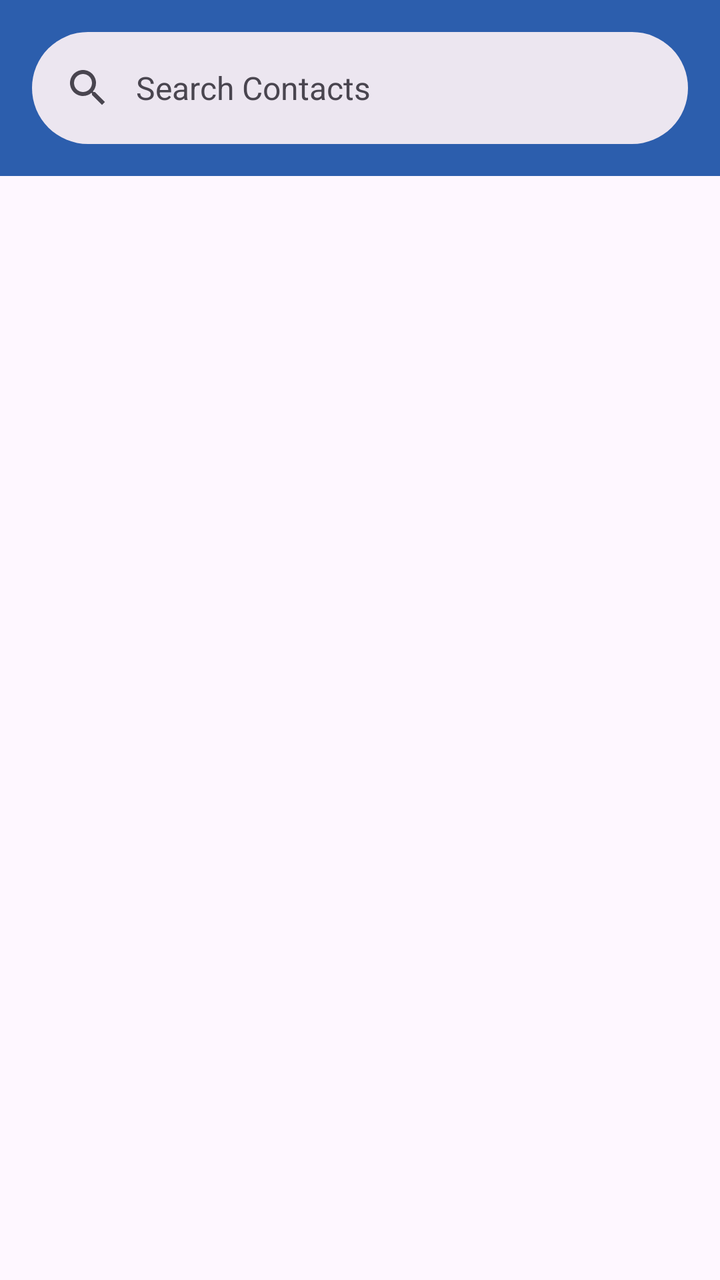
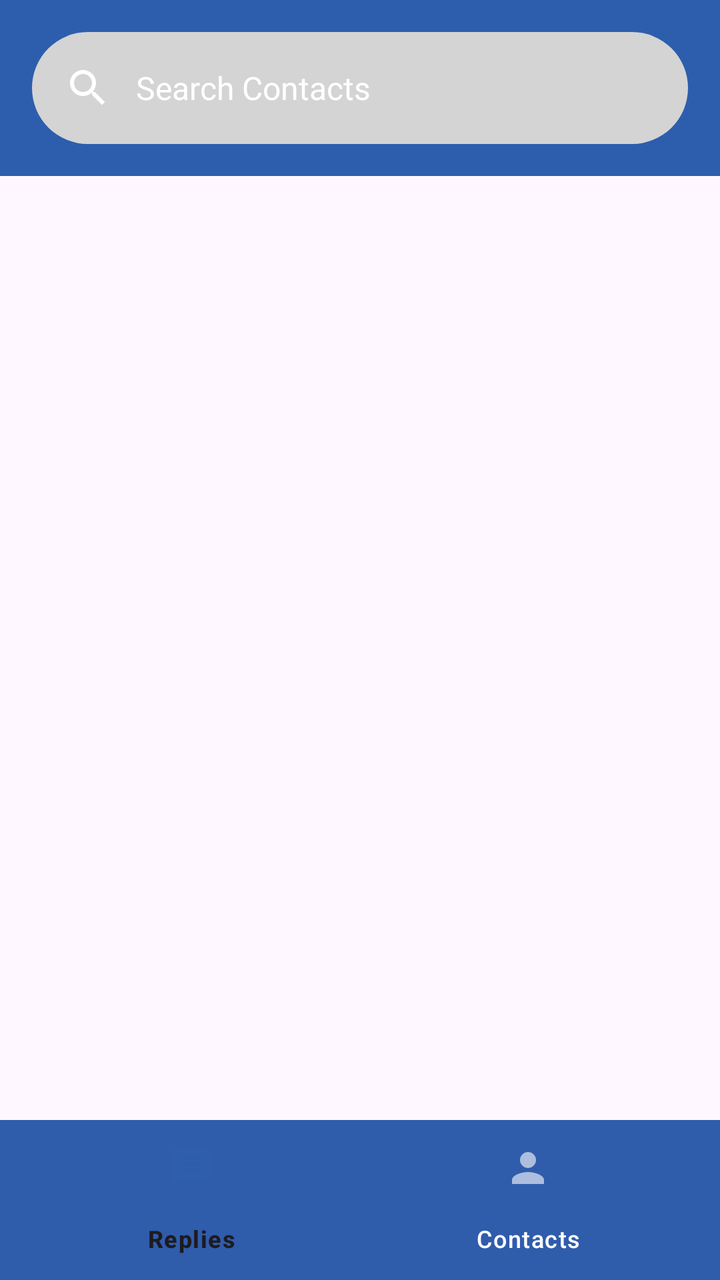

Before-and-after screenshots of an Android layout around one commit, followed by the original layout XML and the change that was made.
<!-- AndroidManifest.xml: application theme Theme.CallSwitch -->
<!-- res/layout/fragment_contacts.xml -->
<?xml version="1.0" encoding="utf-8"?>
<androidx.coordinatorlayout.widget.CoordinatorLayout xmlns:android="http://schemas.android.com/apk/res/android"
    xmlns:app="http://schemas.android.com/apk/res-auto"
    xmlns:tools="http://schemas.android.com/tools"
    android:id="@+id/main_fragment"
    android:layout_width="match_parent"
    android:layout_height="match_parent"
    tools:context=".RepliesActivity">

    <include layout="@layout/component_contacts_app_bar"/>

    <RelativeLayout

        android:layout_width="match_parent"
        app:layout_behavior="@string/appbar_scrolling_view_behavior"
        android:layout_height="match_parent">

        <androidx.recyclerview.widget.RecyclerView
            android:layout_above="@id/bottom_nav_view"
            android:id="@+id/contacts_recycler_view"
            android:paddingTop="16dp"
            android:layout_marginHorizontal="8dp"
            android:clipToPadding="false"
            android:layout_width="match_parent"
            android:layout_height="match_parent" />

        <include layout="@layout/component_bottom_nav_bar"
            android:id="@+id/bottom_nav_view"/>

    </RelativeLayout>

    <com.google.android.material.search.SearchView
        android:id="@+id/contact_search_view"
        android:layout_width="match_parent"
        android:layout_height="match_parent"
        app:layout_anchor="@id/contact_search_bar"
        android:hint="@string/search_contacts">
        <androidx.recyclerview.widget.RecyclerView
            android:layout_marginHorizontal="8dp"
            android:fitsSystemWindows="true"
            android:clipToPadding="false"
            android:id="@+id/contact_search_results"
            android:layout_width="match_parent"
            android:layout_height="match_parent"/>
    </com.google.android.material.search.SearchView>
</androidx.coordinatorlayout.widget.CoordinatorLayout>
<!-- res/layout/component_contacts_app_bar.xml (included above) -->
<?xml version="1.0" encoding="utf-8"?>
<com.google.android.material.appbar.AppBarLayout xmlns:android="http://schemas.android.com/apk/res/android"
    xmlns:app="http://schemas.android.com/apk/res-auto"
    android:id="@+id/toolbar_main"
    android:layout_width="match_parent"
    android:layout_height="wrap_content"
    android:fitsSystemWindows="true"
    app:liftOnScrollColor="@color/blue"
    app:liftOnScroll="true">







    <com.google.android.material.search.SearchBar
        android:id="@+id/contact_search_bar"
        android:layout_width="match_parent"
        android:layout_height="match_parent"
        android:hint="@string/search_contacts" />
</com.google.android.material.appbar.AppBarLayout>
<!-- res/layout/component_bottom_nav_bar.xml (included above) -->
<?xml version="1.0" encoding="utf-8"?>
<com.google.android.material.bottomnavigation.BottomNavigationView xmlns:android="http://schemas.android.com/apk/res/android"
    android:layout_width="match_parent"
    android:layout_height="wrap_content"
    android:fitsSystemWindows="true"
    android:id="@+id/bottom_nav_view"
    android:layout_alignParentBottom="true"
    xmlns:app="http://schemas.android.com/apk/res-auto"
    app:menu="@menu/bottom_navigation_menu" />
<!-- resources referenced by this layout -->
<resources>
  <color name="blue">#2C5EAD</color>
  <string name="search_contacts">Search Contacts</string>
  <style name="Theme.CallSwitch" parent="Base.Theme.CallSwitch" />
  <style name="Base.Theme.CallSwitch" parent="Theme.Material3.DayNight.NoActionBar">
          
          
          <item name="colorSurface">@color/blue</item>
          <item name="toolbarStyle">@style/Widget.App.Toolbar</item>
          <item name="bottomNavigationStyle">@style/Widget.App.BottomNavigationView</item>
      </style>
  <style name="Widget.App.Toolbar" parent="Widget.Material3.Toolbar">
          <item name="materialThemeOverlay">@style/ThemeOverlay.App.Toolbar</item>
      </style>
  <style name="Widget.App.BottomNavigationView" parent="Widget.Material3.BottomNavigationView">
          <item name="materialThemeOverlay">@style/ThemeOverlay.App.BottomNavigationView</item>
      </style>
  <style name="ThemeOverlay.App.Toolbar" parent="">
          <item name="colorSurface">@color/blue</item>
          <item name="colorOnSurface">@color/blue</item>
          <item name="colorSurfaceContainer">@color/blue</item>
          <item name="colorOnSurfaceVariant">@color/white</item>
          <item name="titleTextColor">@color/white</item>
          <item name="iconTint">@color/white</item>
          <item name="textAppearanceTitleLarge">@style/TextAppearance.App.TitleLarge</item>
          <item name="textAppearanceTitleMedium">@style/TextAppearance.App.TitleMedium</item>
      </style>
  <style name="ThemeOverlay.App.BottomNavigationView" parent="">
          
          <item name="colorOnSurfaceVariant">@color/white</item>
          
          <item name="colorSurfaceContainer">@color/blue</item>
          
          <item name="colorSecondary">@color/blue</item>
          
          <item name="colorSecondaryContainer">@color/white</item>
          
          <item name="colorOnSecondaryContainer">@color/blue</item>
      </style>
  <color name="white">#FFFFFFFF</color>
  <style name="TextAppearance.App.TitleLarge" parent="TextAppearance.Material3.TitleLarge">
  
  
      </style>
  <style name="TextAppearance.App.TitleMedium" parent="TextAppearance.Material3.TitleMedium">
  
  
      </style>
</resources>

<!-- the commit's change to res/layout/fragment_contacts.xml (unified diff, before → after) -->
@@ -7,27 +7,32 @@
     android:layout_height="match_parent"
     tools:context=".RepliesActivity">
 
-    <include layout="@layout/component_contacts_app_bar"/>
+
 
     <RelativeLayout
-
+        android:id="@+id/relative_layout"
+        app:layout_behavior="@string/searchbar_scrolling_view_behavior"
         android:layout_width="match_parent"
-        app:layout_behavior="@string/appbar_scrolling_view_behavior"
         android:layout_height="match_parent">
 
         <androidx.recyclerview.widget.RecyclerView
-            android:layout_above="@id/bottom_nav_view"
             android:id="@+id/contacts_recycler_view"
-            android:paddingTop="16dp"
+            android:paddingTop="120dp"
             android:layout_marginHorizontal="8dp"
             android:clipToPadding="false"
             android:layout_width="match_parent"
             android:layout_height="match_parent" />
 
-        <include layout="@layout/component_bottom_nav_bar"
-            android:id="@+id/bottom_nav_view"/>
+    </RelativeLayout>
 
-    </RelativeLayout>
+    <include layout="@layout/component_bottom_nav_bar"
+        android:id="@+id/bottom_nav_view"
+        android:layout_width="match_parent"
+        android:layout_height="wrap_content"
+        android:layout_gravity="bottom"/>
+
+    <include layout="@layout/component_contacts_app_bar"/>
+
 
     <com.google.android.material.search.SearchView
         android:id="@+id/contact_search_view"
@@ -44,29 +49,6 @@
             android:layout_height="match_parent"/>
     </com.google.android.material.search.SearchView>
 </androidx.coordinatorlayout.widget.CoordinatorLayout>
-<!-- res/layout/component_contacts_app_bar.xml (included above) -->
-<?xml version="1.0" encoding="utf-8"?>
-<com.google.android.material.appbar.AppBarLayout xmlns:android="http://schemas.android.com/apk/res/android"
-    xmlns:app="http://schemas.android.com/apk/res-auto"
-    android:id="@+id/toolbar_main"
-    android:layout_width="match_parent"
-    android:layout_height="wrap_content"
-    android:fitsSystemWindows="true"
-    app:liftOnScrollColor="@color/blue"
-    app:liftOnScroll="true">
-
-
-
-
-
-
-
-    <com.google.android.material.search.SearchBar
-        android:id="@+id/contact_search_bar"
-        android:layout_width="match_parent"
-        android:layout_height="match_parent"
-        android:hint="@string/search_contacts" />
-</com.google.android.material.appbar.AppBarLayout>
 <!-- res/layout/component_bottom_nav_bar.xml (included above) -->
 <?xml version="1.0" encoding="utf-8"?>
 <com.google.android.material.bottomnavigation.BottomNavigationView xmlns:android="http://schemas.android.com/apk/res/android"
@@ -77,3 +59,35 @@
     android:layout_alignParentBottom="true"
     xmlns:app="http://schemas.android.com/apk/res-auto"
     app:menu="@menu/bottom_navigation_menu" />
+<!-- res/layout/component_contacts_app_bar.xml (included above) -->
+<?xml version="1.0" encoding="utf-8"?>
+<com.google.android.material.appbar.AppBarLayout xmlns:android="http://schemas.android.com/apk/res/android"
+    xmlns:app="http://schemas.android.com/apk/res-auto"
+    style="@style/Widget.App.LightToolbar"
+    android:id="@+id/toolbar_main"
+    android:layout_width="match_parent"
+    android:layout_height="wrap_content"
+    app:statusBarForeground="@color/blue"
+    android:fitsSystemWindows="true">
+
+
+
+
+
+
+
+    <com.google.android.material.appbar.MaterialToolbar
+        android:id="@+id/toolbar"
+        android:layout_width="match_parent"
+        android:layout_height="wrap_content"
+        android:background="@color/blue"
+        app:layout_scrollFlags="enterAlways|scroll|snap">
+
+    <com.google.android.material.search.SearchBar
+        android:id="@+id/contact_search_bar"
+        android:layout_width="match_parent"
+        android:layout_height="wrap_content"
+        android:backgroundTint="@color/grey_3"
+        android:hint="@string/search_contacts" />
+    </com.google.android.material.appbar.MaterialToolbar>
+</com.google.android.material.appbar.AppBarLayout>
<!-- resource entries referenced after the edit -->
@@ -1,8 +1,22 @@
 <!-- resources referenced by this layout -->
 <resources>
   <color name="blue">#2C5EAD</color>
+  <color name="grey_3">#d4d4d4</color>
   <string name="search_contacts">Search Contacts</string>
+  <style name="Widget.App.LightToolbar" parent="Widget.Material3.Toolbar">
+          <item name="materialThemeOverlay">@style/ThemeOverlay.App.LightToolbar</item>
+      </style>
   <style name="Theme.CallSwitch" parent="Base.Theme.CallSwitch" />
+  <style name="ThemeOverlay.App.LightToolbar" parent="">
+          <item name="colorSurface">@color/grey_2</item>
+          <item name="colorOnSurface">@color/grey_2</item>
+          <item name="colorSurfaceContainer">@color/grey_2</item>
+          <item name="colorOnSurfaceVariant">@color/white</item>
+  
+          <item name="iconTint">@color/white</item>
+          <item name="textAppearanceTitleLarge">@style/TextAppearance.App.TitleLarge</item>
+          <item name="textAppearanceTitleMedium">@style/TextAppearance.App.TitleMedium</item>
+      </style>
   <style name="Base.Theme.CallSwitch" parent="Theme.Material3.DayNight.NoActionBar">
           
           
@@ -10,6 +24,7 @@
           <item name="toolbarStyle">@style/Widget.App.Toolbar</item>
           <item name="bottomNavigationStyle">@style/Widget.App.BottomNavigationView</item>
       </style>
+  <color name="grey_2">#e6e6e6</color>
   <style name="Widget.App.Toolbar" parent="Widget.Material3.Toolbar">
           <item name="materialThemeOverlay">@style/ThemeOverlay.App.Toolbar</item>
       </style>
